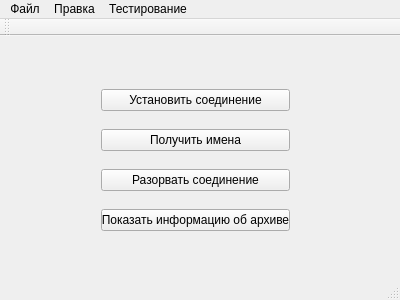
The window that mainwindow.ui (a-nizam/testing) describes before a commit, drawn with Qt 5.
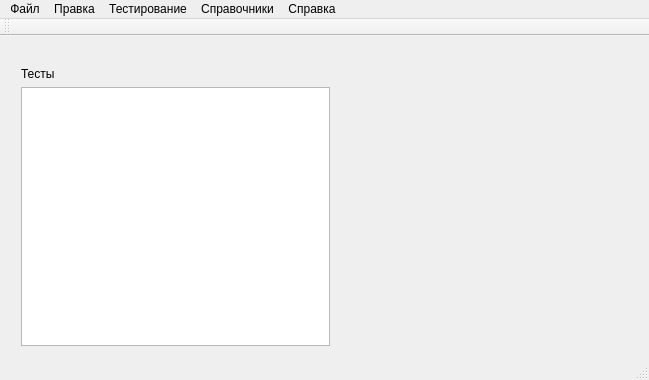
The same window after the commit.

```diff
--- a/mainwindow.ui
+++ b/mainwindow.ui
@@ -6,8 +6,8 @@
    <rect>
     <x>0</x>
     <y>0</y>
-    <width>400</width>
-    <height>300</height>
+    <width>649</width>
+    <height>380</height>
    </rect>
   </property>
   <property name="windowTitle">
@@ -17,38 +17,24 @@
    <widget class="QWidget" name="verticalLayoutWidget">
     <property name="geometry">
      <rect>
-      <x>90</x>
-      <y>30</y>
-      <width>211</width>
-      <height>191</height>
+      <x>10</x>
+      <y>20</y>
+      <width>331</width>
+      <height>301</height>
      </rect>
     </property>
     <layout class="QVBoxLayout" name="verticalLayout_2">
      <item>
-      <widget class="QPushButton" name="pushButton">
+      <widget class="QLabel" name="label">
        <property name="text">
-        <string>Установить соединение</string>
+        <string>Тесты</string>
        </property>
       </widget>
      </item>
      <item>
-      <widget class="QPushButton" name="pushButton_3">
-       <property name="text">
-        <string>Получить имена</string>
-       </property>
-      </widget>
-     </item>
-     <item>
-      <widget class="QPushButton" name="pushButton_2">
-       <property name="text">
-        <string>Разорвать соединение</string>
-       </property>
-      </widget>
-     </item>
-     <item>
-      <widget class="QPushButton" name="pushButton_4">
-       <property name="text">
-        <string>Показать информацию об архиве</string>
+      <widget class="QListView" name="listView">
+       <property name="layoutMode">
+        <enum>QListView::SinglePass</enum>
        </property>
       </widget>
      </item>
@@ -60,7 +46,7 @@
     <rect>
      <x>0</x>
      <y>0</y>
-     <width>400</width>
+     <width>649</width>
      <height>21</height>
     </rect>
    </property>
@@ -80,10 +66,27 @@
     <property name="title">
      <string>Тестирование</string>
     </property>
+    <addaction name="action_7"/>
+    <addaction name="action_11"/>
+    <addaction name="action_12"/>
+   </widget>
+   <widget class="QMenu" name="menu_4">
+    <property name="title">
+     <string>Справочники</string>
+    </property>
+    <addaction name="action_13"/>
+    <addaction name="action_6"/>
+   </widget>
+   <widget class="QMenu" name="menu_5">
+    <property name="title">
+     <string>Справка</string>
+    </property>
    </widget>
    <addaction name="menu"/>
    <addaction name="menu_2"/>
    <addaction name="menu_3"/>
+   <addaction name="menu_4"/>
+   <addaction name="menu_5"/>
   </widget>
   <widget class="QToolBar" name="mainToolBar">
    <attribute name="toolBarArea">
```
Left out of the diff: 60 changed lines with no effect on the pictures.
